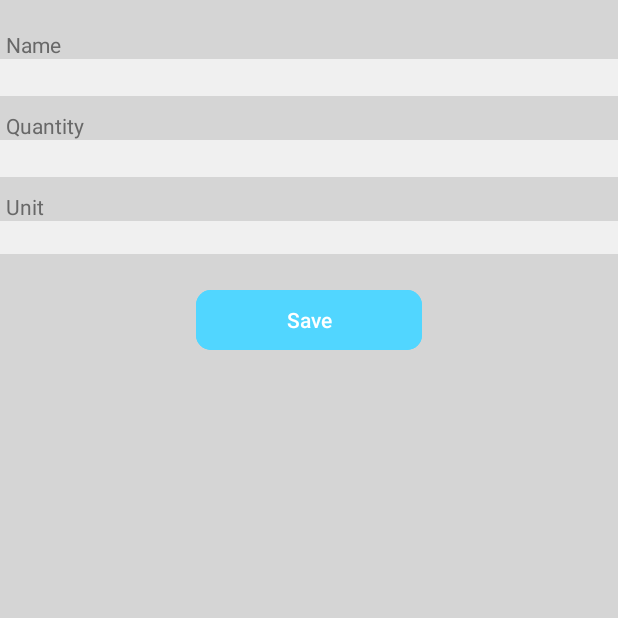
After one commit to MichaelKwan34/COOKED, an Android app: the AddIngredientActivity screen opened directly, with no data from a screen before it, on a phone screen of 412 x 824 dp, the top half of it. The commit adds this screen. Run offline under Robolectric (Android 15) with nearby library versions, the phone set to English and light mode, and no system bars.

Commit message:
Add ingredient feature to recipe creation

```diff
--- a/app/build.gradle.kts
+++ b/app/build.gradle.kts
@@ -2,6 +2,7 @@ plugins {
     alias(libs.plugins.android.application)
     alias(libs.plugins.kotlin.android)
     alias(libs.plugins.google.services)
+    alias(libs.plugins.kotlin.parcelize)
 }
 
 android {
--- a/app/src/main/AndroidManifest.xml
+++ b/app/src/main/AndroidManifest.xml
@@ -31,6 +31,7 @@
         <activity android:name=".HomeActivity" android:exported="false"/>
 
         <activity android:name=".NewRecipeActivity" android:exported="false"/>
+        <activity android:name=".AddIngredientActivity" android:exported="false"/>
 
     </application>
 
--- /dev/null
+++ b/app/src/main/java/com/group34/cooked/AddIngredientActivity.kt
@@ -0,0 +1,98 @@
+package com.group34.cooked
+
+import android.content.Intent
+import android.os.Bundle
+import android.view.View
+import android.widget.AdapterView
+import android.widget.ArrayAdapter
+import android.widget.Button
+import android.widget.EditText
+import android.widget.Spinner
+import androidx.appcompat.app.AppCompatActivity
+import com.group34.cooked.models.Ingredient
+import com.group34.cooked.models.Measurement
+import com.group34.cooked.models.MeasurementUnit
+
+class AddIngredientActivity : AppCompatActivity(R.layout.activity_add_ingredient)  {
+
+    private lateinit var etName: EditText
+    private lateinit var etQuantity: EditText
+    private lateinit var spUnit: Spinner
+    private lateinit var btnSave: Button
+
+    private var selectUnit = MeasurementUnit.WHOLE.label
+
+    override fun onCreate(savedInstanceState: Bundle?) {
+        super.onCreate(savedInstanceState)
+
+        etName = findViewById(R.id.add_ingredient_name)
+        etQuantity = findViewById(R.id.add_ingredient_quantity)
+        spUnit = findViewById(R.id.add_ingredient_unit)
+        btnSave = findViewById(R.id.save_ingredient)
+
+        initMeasurementSpinner()
+
+        btnSave.setOnClickListener {
+            val name = etName.text.toString().trim()
+            val quantity = etQuantity.text.toString().toIntOrNull() ?: 0
+
+            val measurementUnit = MeasurementUnit.entries.find { it.fullName == selectUnit }?: MeasurementUnit.WHOLE
+            val measureName = measurementUnit.label
+            val measureUnit = measurementUnit.unit
+            val unit = Measurement(measureName, measureUnit)
+
+            if (areInputsValid(name, quantity)) {
+                val ingredient = Ingredient(name, quantity, unit)
+                val intent = Intent()
+                intent.putExtra("ingredient", ingredient)
+                setResult(RESULT_OK, intent)
+                finish()
+            }
+        }
+    }
+
+    // Check if the input fields are valid
+    private fun areInputsValid(name: String, quantity: Int): Boolean {
+        val isNameBlank = if (name.isBlank()) {
+            etName.error = "Name is required"
+            true
+        } else {
+            false
+        }
+
+        val isQuantityZeroOrLess = if (quantity <= 0) {
+            etQuantity.error = "Quantity must be greater than 0"
+            true
+        } else {
+            false
+        }
+
+        return !isNameBlank && !isQuantityZeroOrLess
+    }
+
+    private fun initMeasurementSpinner() {
+        val measurementUnits = MeasurementUnit.entries.map { it.fullName }.toTypedArray()
+
+        // Create an ArrayAdapter using the measurement array and a default spinner layout
+        applicationContext?.let {
+            ArrayAdapter(
+                it,
+                android.R.layout.simple_spinner_item,
+                measurementUnits
+            ).also { adapter ->
+                // Specify the layout to use when the list of choices appears
+                adapter.setDropDownViewResource(android.R.layout.simple_spinner_dropdown_item)
+                spUnit.adapter = adapter
+
+                // Handle spinner item selection
+                spUnit.onItemSelectedListener = object : AdapterView.OnItemSelectedListener {
+                    override fun onItemSelected(parent: AdapterView<*>?, view: View?, position: Int, id: Long) {
+                        selectUnit = measurementUnits[position]
+                    }
+
+                    override fun onNothingSelected(parent: AdapterView<*>?) {}
+                }
+            }
+        }
+    }
+}
--- a/app/src/main/java/com/group34/cooked/fragments/NewRecipeInstructionsFragment.kt
+++ b/app/src/main/java/com/group34/cooked/fragments/NewRecipeInstructionsFragment.kt
@@ -31,7 +31,7 @@ class NewRecipeInstructionsFragment : Fragment(R.layout.fragment_new_recipe_inst
         // Shared view model with activity
         newRecipeViewModel = ViewModelProvider(requireActivity())[NewRecipeViewModel::class.java]
 
-        val instructionListAdapter = ListAdapter(requireContext(), arrayListOf<Instruction>())
+        val instructionListAdapter = ListAdapter(requireContext(), arrayListOf<Instruction>(), newRecipeViewModel)
         listInstructions.adapter = instructionListAdapter
 
         newRecipeViewModel.recipe.observe(viewLifecycleOwner) { recipe ->
--- a/app/src/main/java/com/group34/cooked/fragments/NewRecipePublishFragment.kt
+++ b/app/src/main/java/com/group34/cooked/fragments/NewRecipePublishFragment.kt
@@ -49,8 +49,8 @@ class NewRecipePublishFragment : Fragment(R.layout.fragment_new_recipe_publish)
 
             tvTitle.text = recipe.name
             tvServings.text = "Serves " + recipe.servings
-            lvIngredients.adapter = ListAdapter(requireContext(), recipe.ingredients)
-            lvInstructions.adapter = ListAdapter(requireContext(), recipe.instructions)
+            lvIngredients.adapter = ListAdapter(requireContext(), recipe.ingredients, isPublish = true)
+            lvInstructions.adapter = ListAdapter(requireContext(), recipe.instructions, isPublish = true)
         }
     }
 }
--- /dev/null
+++ b/app/src/main/java/com/group34/cooked/models/MeasurementUnit.kt
@@ -0,0 +1,12 @@
+package com.group34.cooked.models
+
+enum class MeasurementUnit(val label: String, val unit: String, val fullName: String) {
+    WHOLE("", "", ""),                      // Whole quantity
+    GRAMS("Grams", "g", "Grams (g)"),
+    KILOGRAMS("Kilograms", "kg", "Kilograms (kg)"),
+    CUPS("Cups", "C", "Cups (C)"),
+    TABLESPOONS("Tablespoons", "tbps", "Tablespoons (tbps)"),
+    TEASPOONS("Teaspoons", "tsp", "Teaspoons (tsp)"),
+    LITRES("Litres", "L", "Litres (L)"),
+    MILLILITRES("Millilitres", "mL", "Millilitres (mL)"),
+}
--- a/app/src/main/res/layout/fragment_add_ingredient.xml
+++ b/app/src/main/res/layout/activity_add_ingredient.xml
@@ -33,7 +33,7 @@
         android:id="@+id/add_ingredient_quantity"
         android:layout_width="match_parent"
         android:layout_height="wrap_content"
-        android:inputType="text"
+        android:inputType="number"
         android:layout_marginBottom="10dp"
         android:background="@color/background" />
 
@@ -44,13 +44,12 @@
         android:layout_marginStart="4dp"
         android:text="Unit"/>
 
-    <EditText
+    <Spinner
         android:id="@+id/add_ingredient_unit"
         android:layout_width="match_parent"
-        android:layout_height="30dp"
+        android:layout_height="wrap_content"
         android:background="@color/background"
-        android:layout_marginBottom="10dp"
-        android:inputType="text" />
+        android:paddingHorizontal="10dp" />
 
     <Button
         android:id="@+id/save_ingredient"
--- a/app/src/main/res/values/colors.xml
+++ b/app/src/main/res/values/colors.xml
@@ -8,7 +8,7 @@
     <color name="purpleAccent">#9951FF</color>
     <color name="yellowAccent">#F1C644</color>
     <color name="redAccent">#F14444</color>
-    <color name="danger">#D70D0D</color>
+    <color name="danger">#f88b8b</color>
 
     <color name="background">#F0F0F0</color>
     <color name="backgroundDark">#D5D5D5</color>
--- a/build.gradle.kts
+++ b/build.gradle.kts
@@ -3,4 +3,5 @@ plugins {
     alias(libs.plugins.android.application) apply false
     alias(libs.plugins.kotlin.android) apply false
     alias(libs.plugins.google.services) apply false
+    alias(libs.plugins.kotlin.parcelize) apply false
 }
--- a/gradle/libs.versions.toml
+++ b/gradle/libs.versions.toml
@@ -13,6 +13,7 @@ material = "1.12.0"
 activity = "1.9.3"
 constraintlayout = "2.2.0"
 googleServices = "4.4.2"
+kotlinPlugin = "1.8.10"
 
 [libraries]
 androidx-core-ktx = { group = "androidx.core", name = "core-ktx", version.ref = "coreKtx" }
@@ -32,3 +33,4 @@ androidx-constraintlayout = { group = "androidx.constraintlayout", name = "const
 android-application = { id = "com.android.application", version.ref = "agp" }
 kotlin-android = { id = "org.jetbrains.kotlin.android", version.ref = "kotlin" }
 google-services = { id = "com.google.gms.google-services", version.ref = "googleServices" }
+kotlin-parcelize = { id = "org.jetbrains.kotlin.plugin.parcelize",  version.ref = "kotlinPlugin"  }
```
Also changed, not shown: app/src/main/java/com/group34/cooked/ListAdapter.kt (+28 -3 lines), app/src/main/java/com/group34/cooked/fragments/NewRecipeIngredientsFragment.kt (+20 -4 lines), app/src/main/java/com/group34/cooked/models/Ingredient.kt (+12 -2 lines), app/src/main/res/drawable/trash_can_pink_14.xml (added, +13 -0 lines), app/src/main/res/layout/ingredient_list_item.xml (+16 -8 lines).
